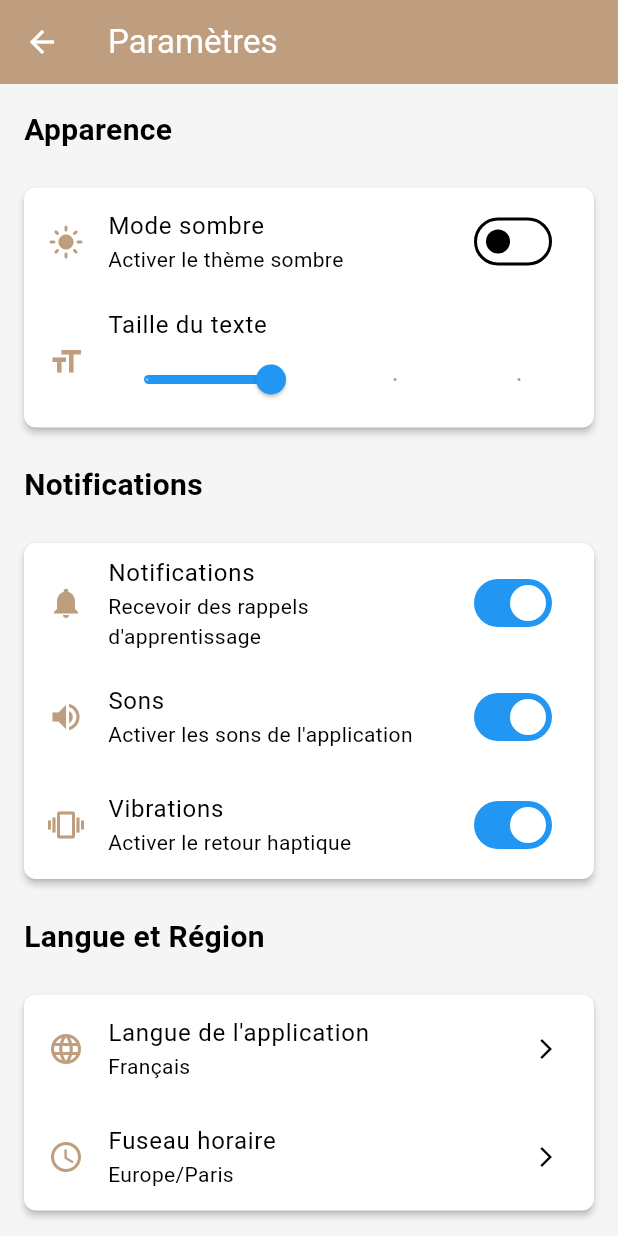
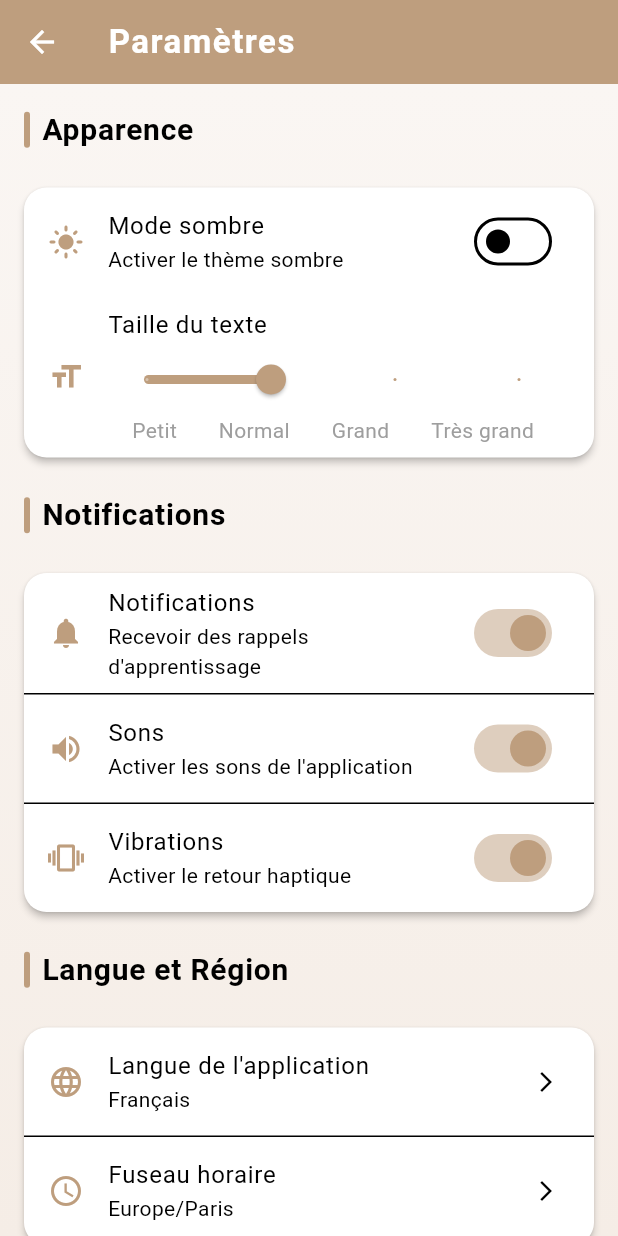
Before and after one commit to MenyarDebbebbi/CafeCode_application, a Flutter app: the ParametresScreen screen opened by its route, on a phone screen of 412 x 824 dp. Run offline on Flutter 3.47's test engine with Material 3 defaults, Android fonts, the phone set to English and light mode, and no system bars; our stand-ins replace audioplayers, camera, cloud_firestore, firebase_auth, firebase_core, firebase_storage and 5 more; missing offline and left inert: cloudinary_public, google_mlkit_text_recognition, translator; accounts and stored records are empty.

Commit message:
add design parametre

```diff
--- a/lib/screens/parametres_screen.dart
+++ b/lib/screens/parametres_screen.dart
@@ -9,42 +9,112 @@ class ParametresScreen extends StatefulWidget {
   State<ParametresScreen> createState() => _ParametresScreenState();
 }
 
-class _ParametresScreenState extends State<ParametresScreen> {
+class _ParametresScreenState extends State<ParametresScreen>
+    with SingleTickerProviderStateMixin {
   bool _notificationsEnabled = true;
   bool _soundEnabled = true;
   bool _vibrationEnabled = true;
   String _selectedLanguage = 'Français';
   double _textSize = 1.0;
+  late AnimationController _animationController;
+  late Animation<double> _animation;
+
+  @override
+  void initState() {
+    super.initState();
+    _animationController = AnimationController(
+      duration: const Duration(milliseconds: 500),
+      vsync: this,
+    );
+    _animation = CurvedAnimation(
+      parent: _animationController,
+      curve: Curves.easeInOut,
+    );
+    _animationController.forward();
+  }
+
+  @override
+  void dispose() {
+    _animationController.dispose();
+    super.dispose();
+  }
+
+  Widget _buildSectionTitle(String title) {
+    return Padding(
+      padding: const EdgeInsets.all(16.0),
+      child: Row(
+        children: [
+          Container(
+            width: 4,
+            height: 24,
+            decoration: const BoxDecoration(
+              color: Color(0xFFBE9E7E),
+              borderRadius: BorderRadius.all(Radius.circular(4)),
+            ),
+          ),
+          const SizedBox(width: 8),
+          Text(
+            title,
+            style: const TextStyle(
+              fontSize: 20,
+              fontWeight: FontWeight.bold,
+              letterSpacing: 0.5,
+            ),
+          ),
+        ],
+      ),
+    );
+  }
+
+  Widget _buildCard(Widget child) {
+    return Card(
+      margin: const EdgeInsets.symmetric(horizontal: 16, vertical: 8),
+      elevation: 2,
+      shape: RoundedRectangleBorder(
+        borderRadius: BorderRadius.circular(15),
+      ),
+      child: child,
+    );
+  }
 
   @override
   Widget build(BuildContext context) {
     final themeService = Provider.of<ThemeService>(context);
+    final isDark = themeService.isDarkMode;
 
     return Scaffold(
       appBar: AppBar(
         title: const Text(
           'Paramètres',
-          style: TextStyle(color: Colors.white),
+          style: TextStyle(
+            color: Colors.white,
+            fontWeight: FontWeight.bold,
+            letterSpacing: 1,
+          ),
         ),
         backgroundColor: const Color(0xFFBE9E7E),
+        elevation: 0,
       ),
-      body: SingleChildScrollView(
+      body: Container(
+        decoration: BoxDecoration(
+          gradient: LinearGradient(
+            begin: Alignment.topCenter,
+            end: Alignment.bottomCenter,
+            colors: isDark
+                ? [Colors.grey[900]!, Colors.grey[800]!]
+                : [const Color(0xFFFAF6F3), const Color(0xFFF5EDE6)],
+          ),
+        ),
+        child: FadeTransition(
+          opacity: _animation,
+          child: SingleChildScrollView(
+            physics: const BouncingScrollPhysics(),
             child: Column(
               crossAxisAlignment: CrossAxisAlignment.start,
               children: [
-            const Padding(
-              padding: EdgeInsets.all(16.0),
-              child: Text(
-                'Apparence',
-                style: TextStyle(
-                  fontSize: 20,
-                  fontWeight: FontWeight.bold,
-                ),
-              ),
-            ),
-            Card(
-              margin: const EdgeInsets.symmetric(horizontal: 16, vertical: 8),
-              child: Column(
+                _buildSectionTitle('Apparence'),
+                _buildCard(
+                  Column(
                     children: [
                       SwitchListTile(
                         title: const Text('Mode sombre'),
@@ -61,106 +131,107 @@ class _ParametresScreenState extends State<ParametresScreen> {
                         ),
                       ),
                       ListTile(
-                    leading:
-                        const Icon(Icons.format_size, color: Color(0xFFBE9E7E)),
+                        leading: const Icon(Icons.format_size,
+                            color: Color(0xFFBE9E7E)),
                         title: const Text('Taille du texte'),
-                    subtitle: Slider(
+                        subtitle: Column(
+                          crossAxisAlignment: CrossAxisAlignment.start,
+                          children: [
+                            Slider(
                               value: _textSize,
                               min: 0.8,
                               max: 1.4,
                               divisions: 3,
-                      label: _textSize.toString(),
+                              label: '${(_textSize * 100).round()}%',
+                              activeColor: const Color(0xFFBE9E7E),
                               onChanged: (value) {
                                 setState(() {
                                   _textSize = value;
                                 });
                               },
                             ),
+                            Padding(
+                              padding:
+                                  const EdgeInsets.symmetric(horizontal: 16),
+                              child: Row(
+                                mainAxisAlignment:
+                                    MainAxisAlignment.spaceBetween,
+                                children: const [
+                                  Text('Petit',
+                                      style: TextStyle(color: Colors.grey)),
+                                  Text('Normal',
+                                      style: TextStyle(color: Colors.grey)),
+                                  Text('Grand',
+                                      style: TextStyle(color: Colors.grey)),
+                                  Text('Très grand',
+                                      style: TextStyle(color: Colors.grey)),
+                                ],
+                              ),
                             ),
                           ],
                         ),
                       ),
-            const Padding(
-              padding: EdgeInsets.all(16.0),
-              child: Text(
-                'Notifications',
-                style: TextStyle(
-                  fontSize: 20,
-                  fontWeight: FontWeight.bold,
+                    ],
                   ),
                 ),
-            ),
-            Card(
-              margin: const EdgeInsets.symmetric(horizontal: 16, vertical: 8),
-              child: Column(
+                _buildSectionTitle('Notifications'),
+                _buildCard(
+                  Column(
                     children: [
-                  SwitchListTile(
-                    title: const Text('Notifications'),
-                    subtitle:
-                        const Text('Recevoir des rappels d\'apprentissage'),
+                      AnimatedSwitchListTile(
+                        title: 'Notifications',
+                        subtitle: 'Recevoir des rappels d\'apprentissage',
+                        icon: Icons.notifications,
                         value: _notificationsEnabled,
-                    onChanged: (bool value) {
+                        onChanged: (value) {
                           setState(() {
                             _notificationsEnabled = value;
                           });
                         },
-                    secondary: const Icon(Icons.notifications,
-                        color: Color(0xFFBE9E7E)),
                       ),
-                  SwitchListTile(
-                    title: const Text('Sons'),
-                    subtitle: const Text('Activer les sons de l\'application'),
+                      const Divider(height: 1),
+                      AnimatedSwitchListTile(
+                        title: 'Sons',
+                        subtitle: 'Activer les sons de l\'application',
+                        icon: Icons.volume_up,
                         value: _soundEnabled,
-                    onChanged: (bool value) {
+                        onChanged: (value) {
                           setState(() {
                             _soundEnabled = value;
                           });
                         },
-                    secondary:
-                        const Icon(Icons.volume_up, color: Color(0xFFBE9E7E)),
                       ),
-                  SwitchListTile(
-                    title: const Text('Vibrations'),
-                    subtitle: const Text('Activer le retour haptique'),
+                      const Divider(height: 1),
+                      AnimatedSwitchListTile(
+                        title: 'Vibrations',
+                        subtitle: 'Activer le retour haptique',
+                        icon: Icons.vibration,
                         value: _vibrationEnabled,
-                    onChanged: (bool value) {
+                        onChanged: (value) {
                           setState(() {
                             _vibrationEnabled = value;
                           });
                         },
-                    secondary:
-                        const Icon(Icons.vibration, color: Color(0xFFBE9E7E)),
                       ),
                     ],
                   ),
                 ),
-            const Padding(
-              padding: EdgeInsets.all(16.0),
-              child: Text(
-                'Langue et Région',
-                style: TextStyle(
-                  fontSize: 20,
-                  fontWeight: FontWeight.bold,
-                ),
-              ),
-            ),
-            Card(
-              margin: const EdgeInsets.symmetric(horizontal: 16, vertical: 8),
-              child: Column(
+                _buildSectionTitle('Langue et Région'),
+                _buildCard(
+                  Column(
                     children: [
                       ListTile(
-                    leading:
-                        const Icon(Icons.language, color: Color(0xFFBE9E7E)),
+                        leading: const Icon(Icons.language,
+                            color: Color(0xFFBE9E7E)),
                         title: const Text('Langue de l\'application'),
                         subtitle: Text(_selectedLanguage),
                         trailing: const Icon(Icons.arrow_forward_ios, size: 16),
-                    onTap: () {
-                      _showLanguageDialog();
-                    },
+                        onTap: _showLanguageDialog,
                       ),
+                      const Divider(height: 1),
                       ListTile(
-                    leading:
-                        const Icon(Icons.schedule, color: Color(0xFFBE9E7E)),
+                        leading: const Icon(Icons.schedule,
+                            color: Color(0xFFBE9E7E)),
                         title: const Text('Fuseau horaire'),
                         subtitle: const Text('Europe/Paris'),
                         trailing: const Icon(Icons.arrow_forward_ios, size: 16),
@@ -171,84 +242,61 @@ class _ParametresScreenState extends State<ParametresScreen> {
                     ],
                   ),
                 ),
-            const Padding(
-              padding: EdgeInsets.all(16.0),
-              child: Text(
-                'Compte et Sécurité',
-                style: TextStyle(
-                  fontSize: 20,
-                  fontWeight: FontWeight.bold,
-                ),
-              ),
-            ),
-            Card(
-              margin: const EdgeInsets.symmetric(horizontal: 16, vertical: 8),
-              child: Column(
+                _buildSectionTitle('Compte et Sécurité'),
+                _buildCard(
+                  Column(
                     children: [
                       ListTile(
-                    leading: const Icon(Icons.person, color: Color(0xFFBE9E7E)),
+                        leading:
+                            const Icon(Icons.person, color: Color(0xFFBE9E7E)),
                         title: const Text('Modifier le profil'),
                         trailing: const Icon(Icons.arrow_forward_ios, size: 16),
-                    onTap: () {
-                      // TODO: Implémenter la modification du profil
-                    },
+                        onTap: () {},
                       ),
+                      const Divider(height: 1),
                       ListTile(
-                    leading: const Icon(Icons.lock, color: Color(0xFFBE9E7E)),
+                        leading:
+                            const Icon(Icons.lock, color: Color(0xFFBE9E7E)),
                         title: const Text('Changer le mot de passe'),
                         trailing: const Icon(Icons.arrow_forward_ios, size: 16),
-                    onTap: () {
-                      // TODO: Implémenter le changement de mot de passe
-                    },
+                        onTap: () {},
                       ),
+                      const Divider(height: 1),
                       ListTile(
-                    leading:
-                        const Icon(Icons.security, color: Color(0xFFBE9E7E)),
+                        leading: const Icon(Icons.security,
+                            color: Color(0xFFBE9E7E)),
                         title: const Text('Confidentialité'),
                         trailing: const Icon(Icons.arrow_forward_ios, size: 16),
-                    onTap: () {
-                      // TODO: Implémenter les paramètres de confidentialité
-                    },
+                        onTap: () {},
                       ),
                     ],
                   ),
                 ),
-            const Padding(
-              padding: EdgeInsets.all(16.0),
-              child: Text(
-                'À propos',
-                style: TextStyle(
-                  fontSize: 20,
-                  fontWeight: FontWeight.bold,
-                ),
-              ),
-            ),
-            Card(
-              margin: const EdgeInsets.symmetric(horizontal: 16, vertical: 8),
-              child: Column(
+                _buildSectionTitle('À propos'),
+                _buildCard(
+                  Column(
                     children: [
                       ListTile(
-                    leading: const Icon(Icons.info, color: Color(0xFFBE9E7E)),
+                        leading:
+                            const Icon(Icons.info, color: Color(0xFFBE9E7E)),
                         title: const Text('Version de l\'application'),
                         subtitle: const Text('1.0.0'),
                       ),
+                      const Divider(height: 1),
                       ListTile(
-                    leading:
-                        const Icon(Icons.description, color: Color(0xFFBE9E7E)),
+                        leading: const Icon(Icons.description,
+                            color: Color(0xFFBE9E7E)),
                         title: const Text('Conditions d\'utilisation'),
                         trailing: const Icon(Icons.arrow_forward_ios, size: 16),
-                    onTap: () {
-                      // TODO: Afficher les conditions d'utilisation
-                    },
+                        onTap: () {},
                       ),
+                      const Divider(height: 1),
                       ListTile(
-                    leading:
-                        const Icon(Icons.privacy_tip, color: Color(0xFFBE9E7E)),
+                        leading: const Icon(Icons.privacy_tip,
+                            color: Color(0xFFBE9E7E)),
                         title: const Text('Politique de confidentialité'),
                         trailing: const Icon(Icons.arrow_forward_ios, size: 16),
-                    onTap: () {
-                      // TODO: Afficher la politique de confidentialité
-                    },
+                        onTap: () {},
                       ),
                     ],
                   ),
@@ -264,15 +312,25 @@ class _ParametresScreenState extends State<ParametresScreen> {
                       backgroundColor: Colors.red,
                       foregroundColor: Colors.white,
                       minimumSize: const Size(double.infinity, 50),
+                      elevation: 3,
                       shape: RoundedRectangleBorder(
-                    borderRadius: BorderRadius.circular(10),
+                        borderRadius: BorderRadius.circular(25),
                       ),
                     ),
-                child: const Text('Déconnexion'),
+                    child: const Text(
+                      'Déconnexion',
+                      style: TextStyle(
+                        fontSize: 16,
+                        fontWeight: FontWeight.bold,
+                        letterSpacing: 1,
+                      ),
+                    ),
                   ),
                 ),
                 const SizedBox(height: 32),
               ],
+            ),
+          ),
         ),
       ),
     );
@@ -283,15 +341,42 @@ class _ParametresScreenState extends State<ParametresScreen> {
       context: context,
       builder: (context) {
         return AlertDialog(
-          title: const Text('Choisir la langue'),
+          shape: RoundedRectangleBorder(
+            borderRadius: BorderRadius.circular(15),
+          ),
+          title: const Text(
+            'Choisir la langue',
+            style: TextStyle(
+              fontWeight: FontWeight.bold,
+              color: Color(0xFFBE9E7E),
+            ),
+          ),
           content: Column(
             mainAxisSize: MainAxisSize.min,
             children: [
-              ListTile(
-                title: const Text('Français'),
+              _buildLanguageOption('Français', '🇫🇷'),
+              _buildLanguageOption('English', '🇬🇧'),
+              _buildLanguageOption('Español', '🇪🇸'),
+            ],
+          ),
+        );
+      },
+    );
+  }
+
+  Widget _buildLanguageOption(String language, String flag) {
+    return ListTile(
+      title: Row(
+        children: [
+          Text(flag, style: const TextStyle(fontSize: 24)),
+          const SizedBox(width: 12),
+          Text(language),
+        ],
+      ),
       leading: Radio<String>(
-                  value: 'Français',
+        value: language,
         groupValue: _selectedLanguage,
+        activeColor: const Color(0xFFBE9E7E),
         onChanged: (String? value) {
           setState(() {
             _selectedLanguage = value!;
@@ -299,37 +384,35 @@ class _ParametresScreenState extends State<ParametresScreen> {
           });
         },
       ),
-              ),
-              ListTile(
-                title: const Text('English'),
-                leading: Radio<String>(
-                  value: 'English',
-                  groupValue: _selectedLanguage,
-                  onChanged: (String? value) {
-                    setState(() {
-                      _selectedLanguage = value!;
-                      Navigator.pop(context);
-                    });
-                  },
-                ),
-              ),
-              ListTile(
-                title: const Text('Español'),
-                leading: Radio<String>(
-                  value: 'Español',
-                  groupValue: _selectedLanguage,
-                  onChanged: (String? value) {
-                    setState(() {
-                      _selectedLanguage = value!;
-                      Navigator.pop(context);
-                    });
-                  },
-                ),
-              ),
-            ],
-          ),
-        );
-      },
     );
   }
 }
+
+class AnimatedSwitchListTile extends StatelessWidget {
+  final String title;
+  final String subtitle;
+  final IconData icon;
+  final bool value;
+  final ValueChanged<bool> onChanged;
+
+  const AnimatedSwitchListTile({
+    Key? key,
+    required this.title,
+    required this.subtitle,
+    required this.icon,
+    required this.value,
+    required this.onChanged,
+  }) : super(key: key);
+
+  @override
+  Widget build(BuildContext context) {
+    return SwitchListTile(
+      title: Text(title),
+      subtitle: Text(subtitle),
+      value: value,
+      onChanged: onChanged,
+      secondary: Icon(icon, color: const Color(0xFFBE9E7E)),
+      activeColor: const Color(0xFFBE9E7E),
+    );
+  }
+}
```
Lines whose indentation alone changed are shown as unchanged.
